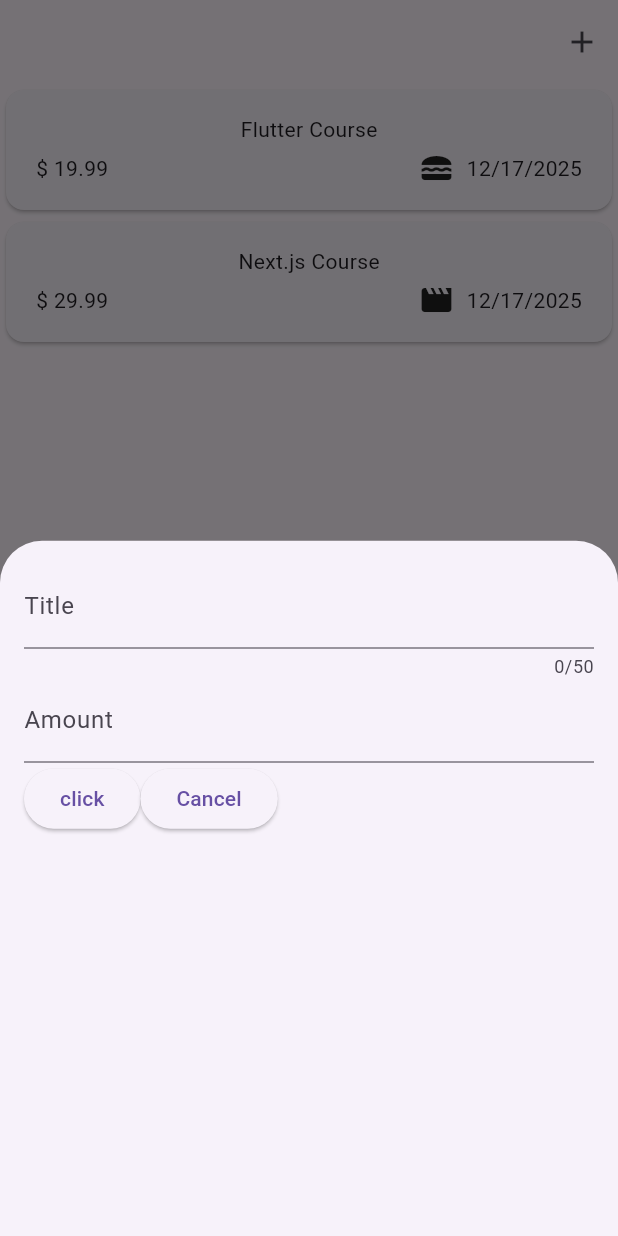
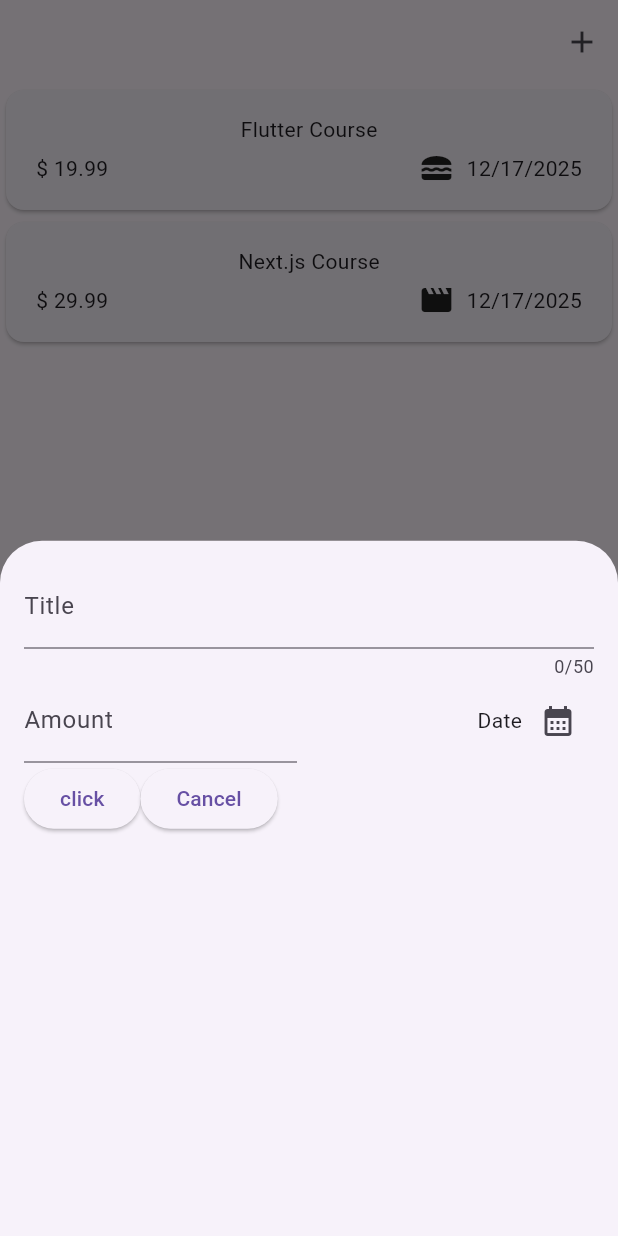
Before and after one commit to GulsahDuzgun/Flutter, a Flutter app: the screen it shows after launch, after a tap on the "add" icon, on a phone screen of 412 x 824 dp. Run offline on Flutter 3.47's test engine with Material 3 defaults, Android fonts, the phone set to English and light mode, and no system bars; our stand-ins replace google_fonts.

Commit message:
showing a date picker

```diff
--- a/expense_tracker/lib/widgets/new_expense.dart
+++ b/expense_tracker/lib/widgets/new_expense.dart
@@ -21,6 +21,17 @@ class _NewExpense extends State<NewExpense> {
     super.dispose();
   }
 
+  void _presentDatePicker() {
+    final now = DateTime.now();
+    final firstDate = DateTime(now.year - 1, now.month, now.day);
+    showDatePicker(
+      context: context,
+      initialDate: now,
+      firstDate: firstDate,
+      lastDate: now,
+    );
+  }
+
   @override
   Widget build(ctx) {
     return Padding(
@@ -32,7 +43,10 @@ class _NewExpense extends State<NewExpense> {
             decoration: const InputDecoration(label: Text("Title")),
             controller: _titleController,
           ),
-          TextField(
+          Row(
+            children: [
+              Expanded(
+                child: TextField(
                   decoration: const InputDecoration(
                     label: Text("Amount"),
                     prefixText: "\$ ",
@@ -40,6 +54,23 @@ class _NewExpense extends State<NewExpense> {
                   keyboardType: TextInputType.number,
                   inputFormatters: [FilteringTextInputFormatter.digitsOnly],
                   controller: _amaountController,
+                ),
+              ),
+              const SizedBox(width: 16),
+              Expanded(
+                child: Row(
+                  mainAxisAlignment: MainAxisAlignment.end,
+                  crossAxisAlignment: CrossAxisAlignment.center,
+                  children: [
+                    const Text("Date"),
+                    IconButton(
+                      onPressed: _presentDatePicker,
+                      icon: const Icon(Icons.calendar_month),
+                    ),
+                  ],
+                ),
+              ),
+            ],
           ),
           Row(
             children: [
```
Lines whose indentation alone changed are shown as unchanged.
